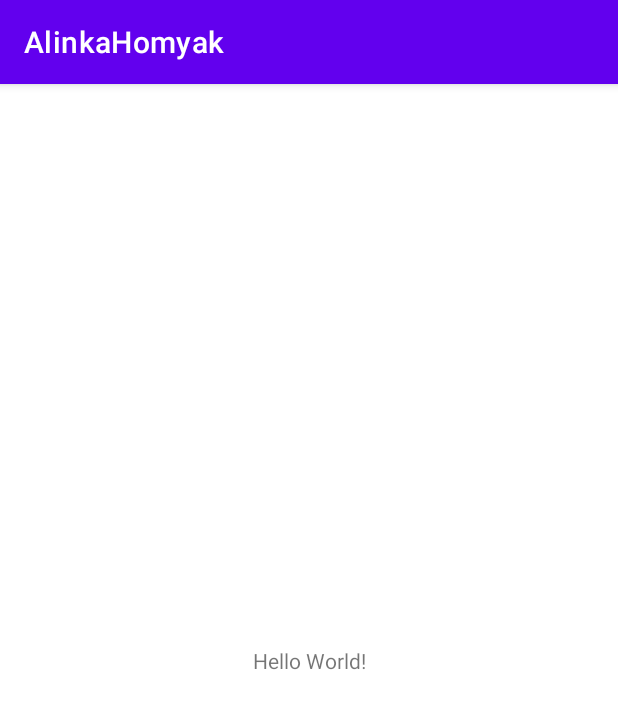
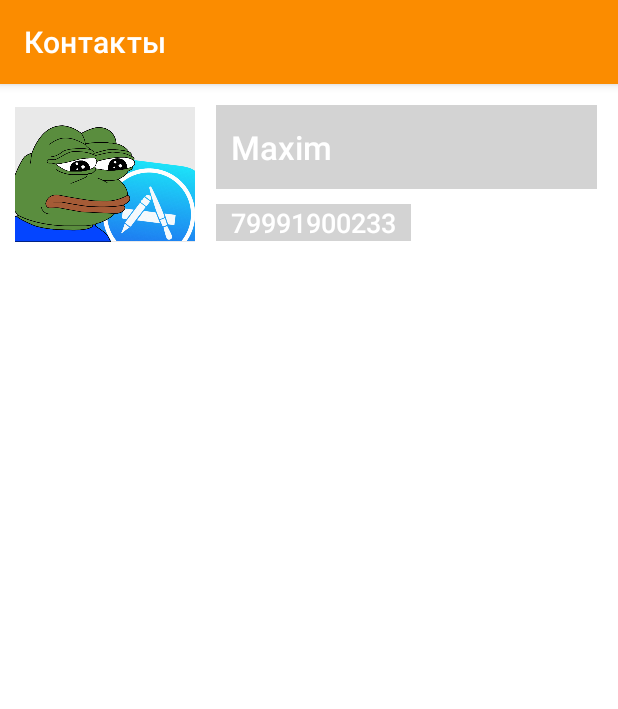
Before and after one commit to maxx1997/AlinkaHomyak, an Android app: the screen it shows after launch (MainActivity), on a phone screen of 412 x 824 dp. Shown: the top 709 px of the screen. Run offline under Robolectric (Android 15) with nearby library versions, the phone set to English and light mode, and no system bars.

Commit message:
Сделана верстка контактов

```diff
--- a/app/src/main/AndroidManifest.xml
+++ b/app/src/main/AndroidManifest.xml
@@ -12,7 +12,6 @@
         <activity android:name=".MainActivity">
             <intent-filter>
                 <action android:name="android.intent.action.MAIN" />
-
                 <category android:name="android.intent.category.LAUNCHER" />
             </intent-filter>
         </activity>
--- /dev/null
+++ b/app/src/main/java/com/gmail/alinkahomyak/ContactListFragment.kt
@@ -0,0 +1,26 @@
+package com.gmail.alinkahomyak
+
+import android.os.Bundle
+import android.view.View
+import android.widget.TextView
+import androidx.appcompat.app.AppCompatActivity
+import androidx.fragment.app.Fragment
+
+class ContactListFragment : Fragment(R.layout.contact_list_fragment) {
+    companion object {
+        private const val TEST_NAME = "Maxim"
+        private const val TEST_NUMBER = "79991900233"
+
+        fun newInstance() = ContactListFragment()
+    }
+
+    override fun onViewCreated(view: View, savedInstanceState: Bundle?) {
+        super.onViewCreated(view, savedInstanceState)
+        (activity as AppCompatActivity).supportActionBar?.title = getString(R.string.contacts)
+        view.findViewById<TextView>(R.id.listTextViewContact).text = TEST_NAME
+        view.findViewById<TextView>(R.id.listTextViewNumber).text = TEST_NUMBER
+        view.findViewById<View>(R.id.contact).setOnClickListener {
+            (requireActivity() as? PersonClickedListener)?.onItemClick(1)
+        }
+    }
+}
--- a/app/src/main/java/com/gmail/alinkahomyak/MainActivity.kt
+++ b/app/src/main/java/com/gmail/alinkahomyak/MainActivity.kt
@@ -1,11 +1,32 @@
 package com.gmail.alinkahomyak
 
+import android.os.Bundle
 import androidx.appcompat.app.AppCompatActivity
-import android.os.Bundle
 
-class MainActivity : AppCompatActivity() {
+class MainActivity : AppCompatActivity(), PersonClickedListener {
     override fun onCreate(savedInstanceState: Bundle?) {
         super.onCreate(savedInstanceState)
         setContentView(R.layout.activity_main)
+
+        if (savedInstanceState == null) {
+            addFragmentList()
+        }
+    }
+
+    private fun addFragmentList() {
+        val contactListFragment = ContactListFragment.newInstance()
+        supportFragmentManager
+                .beginTransaction()
+                .add(R.id.fragmentContainer, contactListFragment)
+                .commit()
+    }
+
+    override fun onItemClick(personId: Int) {
+        val contactDetailFragment = ContactDetailFragment.newInstance(personId)
+        supportFragmentManager
+                .beginTransaction()
+                .replace(R.id.fragmentContainer, contactDetailFragment)
+                .addToBackStack(ContactDetailFragment::class.java.simpleName)
+                .commit()
     }
 }
--- /dev/null
+++ b/app/src/main/java/com/gmail/alinkahomyak/PersonClickedListener.kt
@@ -0,0 +1,5 @@
+package com.gmail.alinkahomyak
+
+interface PersonClickedListener {
+    fun onItemClick(personId:Int)
+}
--- a/app/src/main/res/layout/activity_main.xml
+++ b/app/src/main/res/layout/activity_main.xml
@@ -1,18 +1,8 @@
 <?xml version="1.0" encoding="utf-8"?>
-<androidx.constraintlayout.widget.ConstraintLayout xmlns:android="http://schemas.android.com/apk/res/android"
-    xmlns:app="http://schemas.android.com/apk/res-auto"
+<FrameLayout xmlns:android="http://schemas.android.com/apk/res/android"
     xmlns:tools="http://schemas.android.com/tools"
+    android:id="@+id/fragmentContainer"
     android:layout_width="match_parent"
     android:layout_height="match_parent"
     tools:context=".MainActivity">
-
-    <TextView
-        android:layout_width="wrap_content"
-        android:layout_height="wrap_content"
-        android:text="Hello World!"
-        app:layout_constraintBottom_toBottomOf="parent"
-        app:layout_constraintLeft_toLeftOf="parent"
-        app:layout_constraintRight_toRightOf="parent"
-        app:layout_constraintTop_toTopOf="parent" />
-
-</androidx.constraintlayout.widget.ConstraintLayout>
+</FrameLayout>
--- /dev/null
+++ b/app/src/main/res/layout/contact_list_fragment.xml
@@ -0,0 +1,13 @@
+<?xml version="1.0" encoding="utf-8"?>
+<FrameLayout xmlns:android="http://schemas.android.com/apk/res/android"
+    android:id="@+id/contactListFragment"
+    android:layout_width="match_parent"
+    android:layout_height="match_parent"
+    android:orientation="vertical">
+
+    <include
+        android:id="@+id/contact"
+        layout="@layout/contact_list_item"
+        android:layout_width="match_parent"
+        android:layout_height="wrap_content" />
+</FrameLayout>
--- /dev/null
+++ b/app/src/main/res/layout/contact_list_item.xml
@@ -0,0 +1,46 @@
+<?xml version="1.0" encoding="utf-8"?>
+<androidx.constraintlayout.widget.ConstraintLayout xmlns:android="http://schemas.android.com/apk/res/android"
+    xmlns:app="http://schemas.android.com/apk/res-auto"
+    xmlns:tools="http://schemas.android.com/tools"
+    android:id="@+id/contactListItem"
+    android:layout_width="match_parent"
+    android:layout_height="wrap_content">
+
+    <ImageView
+        android:id="@+id/listImageContact"
+        android:layout_width="120dp"
+        android:layout_height="100dp"
+        android:layout_margin="10dp"
+        android:contentDescription="@string/contact_picture"
+        android:src="@drawable/contact"
+        app:layout_constraintStart_toStartOf="parent"
+        app:layout_constraintTop_toTopOf="parent" />
+
+    <TextView
+        android:id="@+id/listTextViewContact"
+        style="@style/TextStyleList"
+        android:layout_width="0dp"
+        android:layout_height="0dp"
+        android:layout_marginHorizontal="14dp"
+        android:layout_marginTop="4dp"
+        android:layout_marginBottom="10dp"
+        android:textSize="22sp"
+        app:layout_constraintBottom_toTopOf="@+id/listTextViewNumber"
+        app:layout_constraintEnd_toEndOf="parent"
+        app:layout_constraintStart_toEndOf="@+id/listImageContact"
+        app:layout_constraintTop_toTopOf="@+id/listImageContact"
+        tools:text="@tools:sample/lorem" />
+
+    <TextView
+        android:id="@+id/listTextViewNumber"
+        style="@style/TextStyleList"
+        android:layout_width="wrap_content"
+        android:layout_height="wrap_content"
+        android:layout_marginStart="14dp"
+        android:layout_marginBottom="5dp"
+        android:paddingEnd="10dp"
+        android:textSize="18sp"
+        app:layout_constraintBottom_toBottomOf="@+id/listImageContact"
+        app:layout_constraintStart_toEndOf="@+id/listImageContact"
+        tools:text="@tools:sample/lorem" />
+</androidx.constraintlayout.widget.ConstraintLayout>
--- a/app/src/main/res/values-night/themes.xml
+++ b/app/src/main/res/values-night/themes.xml
@@ -2,9 +2,10 @@
     <!-- Base application theme. -->
     <style name="Theme.AlinkaHomyak" parent="Theme.MaterialComponents.DayNight.DarkActionBar">
         <!-- Primary brand color. -->
-        <item name="colorPrimary">@color/purple_200</item>
-        <item name="colorPrimaryVariant">@color/purple_700</item>
+        <item name="colorPrimary">@color/orange</item>
+        <item name="colorPrimaryVariant">@color/orange</item>
         <item name="colorOnPrimary">@color/black</item>
+        <item name="colorAccent">@color/dark_orange</item>
         <!-- Secondary brand color. -->
         <item name="colorSecondary">@color/teal_200</item>
         <item name="colorSecondaryVariant">@color/teal_200</item>
--- a/app/src/main/res/values/colors.xml
+++ b/app/src/main/res/values/colors.xml
@@ -1,10 +1,15 @@
 <?xml version="1.0" encoding="utf-8"?>
 <resources>
     <color name="purple_200">#FFBB86FC</color>
-    <color name="purple_500">#FF6200EE</color>
     <color name="purple_700">#FF3700B3</color>
     <color name="teal_200">#FF03DAC5</color>
     <color name="teal_700">#FF018786</color>
     <color name="black">#FF000000</color>
     <color name="white">#FFFFFFFF</color>
+    <color name="grey">#d3d3d3</color>
+    <color name="red">#d71529</color>
+    <color name="orange">#fb8c00</color>
+    <color name="light_orange">#ffbd45</color>
+    <color name="dark_orange">#c25e00</color>
+    <color name="dark_grey">#686868</color>
 </resources>
--- a/app/src/main/res/values/strings.xml
+++ b/app/src/main/res/values/strings.xml
@@ -1,3 +1,7 @@
 <resources>
     <string name="app_name">AlinkaHomyak</string>
+    <string name="description">Description</string>
+    <string name="contact_picture">contact picture</string>
+    <string name="details">Детали</string>
+    <string name="contacts">Контакты</string>
 </resources>
--- /dev/null
+++ b/app/src/main/res/values/styles.xml
@@ -0,0 +1,21 @@
+<?xml version="1.0" encoding="utf-8"?>
+<resources>
+    <style name="StyleTextViewDetail">
+        <item name="android:typeface">monospace</item>
+        <item name="android:layout_width">match_parent</item>
+        <item name="android:textSize">18sp</item>
+        <item name="android:layout_height">wrap_content</item>
+        <item name="android:paddingStart">10dp</item>
+        <item name="android:background">@color/grey</item>
+        <item name="android:textColor">@color/white</item>
+        <item name="android:layout_margin">10dp</item>
+    </style>
+
+    <style name="TextStyleList">
+     <item name="android:background">@color/grey</item>
+     <item name="android:textColor">@color/white</item>
+     <item name="fontFamily">sans-serif-medium</item>
+        <item name="android:gravity">center_vertical</item>
+        <item name="android:paddingStart">10dp</item>
+    </style>
+</resources>
--- a/app/src/main/res/values/themes.xml
+++ b/app/src/main/res/values/themes.xml
@@ -2,9 +2,10 @@
     <!-- Base application theme. -->
     <style name="Theme.AlinkaHomyak" parent="Theme.MaterialComponents.DayNight.DarkActionBar">
         <!-- Primary brand color. -->
-        <item name="colorPrimary">@color/purple_500</item>
-        <item name="colorPrimaryVariant">@color/purple_700</item>
+        <item name="colorPrimary">@color/orange</item>
+        <item name="colorPrimaryVariant">@color/orange</item>
         <item name="colorOnPrimary">@color/white</item>
+        <item name="colorAccent">@color/dark_orange</item>
         <!-- Secondary brand color. -->
         <item name="colorSecondary">@color/teal_200</item>
         <item name="colorSecondaryVariant">@color/teal_700</item>
```
Also changed, not shown: app/src/main/java/com/gmail/alinkahomyak/ContactDetailFragment.kt (added, +39 -0 lines), app/src/main/res/layout/contact_detail_fragment.xml (added, +62 -0 lines), app/src/main/res/drawable/contact.jpg (added).
